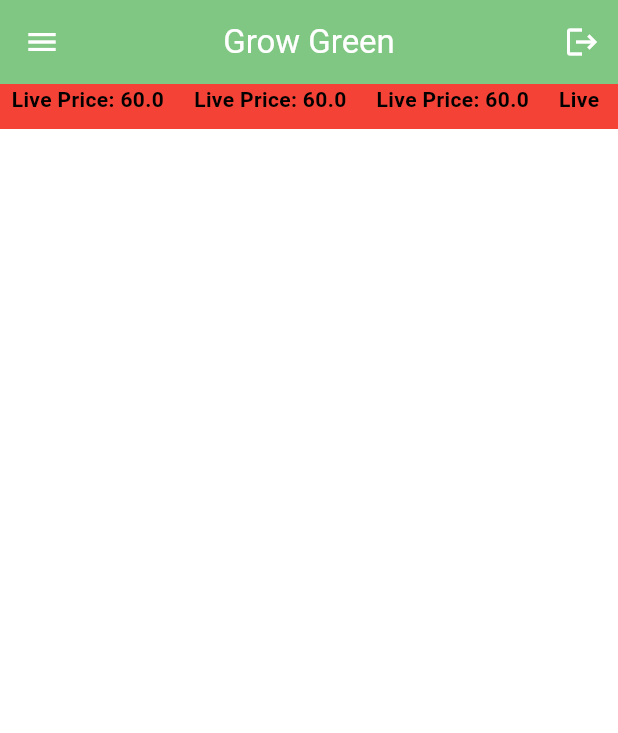
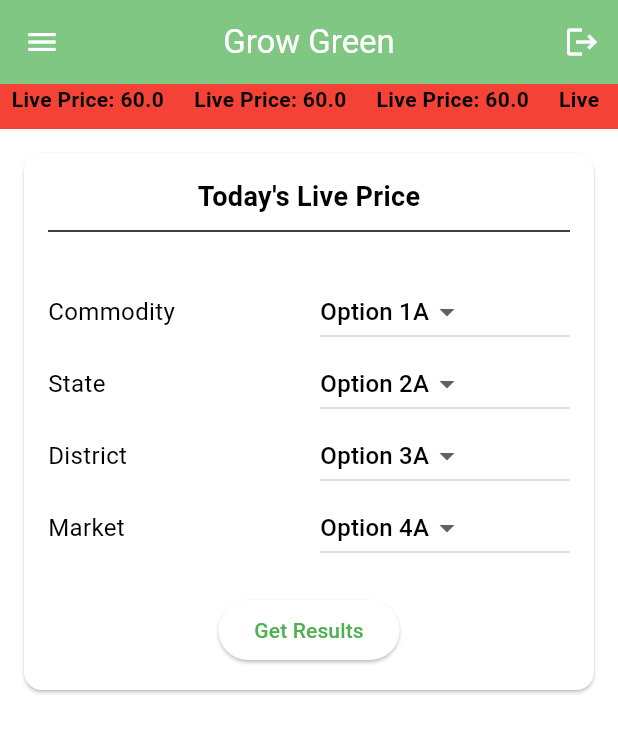
Before and after one commit to Shivansh722/Jai-Kisan, a Flutter app: the screen it shows once a user with an empty profile is signed in, on a phone screen of 412 x 824 dp. Shown: the top 733 px of the screen. Run offline on Flutter 3.47's test engine with Material 3 defaults, Android fonts, the phone set to English and light mode, and no system bars; our stand-ins replace firebase_auth, firebase_core; missing offline and left inert: fading_edge_scrollview; accounts and stored records are empty.

Commit message:
Added HomePage Card

```diff
--- /dev/null
+++ b/lib/components/homepage_card.dart
@@ -0,0 +1,119 @@
+import 'package:flutter/material.dart';
+
+class CardWidget extends StatefulWidget {
+  const CardWidget({super.key, required this.onGetResults});
+  final Function(List<String>) onGetResults;
+
+  @override
+  State<CardWidget> createState() => _CardWidgetState();
+}
+
+class _CardWidgetState extends State<CardWidget> {
+  // Add variables to store selected values from dropdown menus
+  String selectedOption1 = "Option 1A";
+  String selectedOption2 = "Option 2A";
+  String selectedOption3 = "Option 3A";
+  String selectedOption4 = "Option 4A";
+
+  // Define options for each dropdown
+  List<String> options1 = ["Option 1A", "Option 1B", "Option 1C"];
+  List<String> options2 = ["Option 2A", "Option 2B", "Option 2C"];
+  List<String> options3 = ["Option 3A", "Option 3B", "Option 3C"];
+  List<String> options4 = ["Option 4A", "Option 4B", "Option 4C"];
+
+  @override
+  Widget build(BuildContext context) {
+    return Card(
+      margin: const EdgeInsets.all(16.0),
+      child: Padding(
+        padding: const EdgeInsets.all(16.0),
+        child: Column(
+          crossAxisAlignment: CrossAxisAlignment.center,
+          children: [
+            const Text(
+              "Today's Live Price",
+              style: TextStyle(
+                fontSize: 18.0,
+                fontWeight: FontWeight.bold,
+              ),
+            ),
+            const Divider(height: 20.0, color: Colors.black),
+            const SizedBox(height: 20.0),
+            Column(
+              mainAxisAlignment: MainAxisAlignment.center,
+              children: [
+                buildDropdown("Commodity", options1, selectedOption1),
+                buildDropdown("State", options2, selectedOption2),
+                buildDropdown("District", options3, selectedOption3),
+                buildDropdown("Market", options4, selectedOption4),
+              ],
+            ),
+            const SizedBox(height: 20.0),
+            ElevatedButton(
+              onPressed: () {
+                List<String> selectedValues = [
+                  selectedOption1,
+                  selectedOption2,
+                  selectedOption3,
+                  selectedOption4,
+                ];
+
+                widget.onGetResults(selectedValues);
+              },
+              child: const Text('Get Results'),
+            ),
+          ],
+        ),
+      ),
+    );
+  }
+
+  Widget buildDropdown(
+      String label, List<String> options, String selectedValue) {
+    return Row(
+      mainAxisAlignment: MainAxisAlignment.center,
+      children: [
+        Expanded(
+          flex: 2,
+          child: Text(
+            label,
+            style: const TextStyle(fontSize: 16.0),
+          ),
+        ),
+        const SizedBox(width: 15.0), // Adjust the spacing as needed
+        Expanded(
+          flex: 2, // Adjust the flex values based on your preference
+          child: DropdownButton<String>(
+            value: selectedValue,
+            onChanged: (newValue) {
+              setState(() {
+                switch (label) {
+                  case "Option 1":
+                    selectedOption1 = newValue!;
+                    break;
+                  case "Option 2":
+                    selectedOption2 = newValue!;
+                    break;
+                  case "Option 3":
+                    selectedOption3 = newValue!;
+                    break;
+                  case "Option 4":
+                    selectedOption4 = newValue!;
+                    break;
+                }
+              });
+            },
+            items: options
+                .map<DropdownMenuItem<String>>(
+                  (String value) => DropdownMenuItem<String>(
+                    value: value,
+                    child: Text(value),
+                  ),
+                )
+                .toList(),
+          ),
+        ),
+      ],
+    );
+  }
+}
--- a/lib/main.dart
+++ b/lib/main.dart
@@ -12,13 +12,14 @@ void main() async {
 }
 
 class MyApp extends StatelessWidget {
-  const MyApp({Key? key});
+  const MyApp({super.key});
 
   // This widget is the root of your application.
   @override
   Widget build(BuildContext context) {
     return MaterialApp(
-      home: SplashPage(),
+      debugShowCheckedModeBanner: false,
+      home: const SplashPage(),
       theme: lightMode,
     );
   }
--- a/lib/pages/home_page.dart
+++ b/lib/pages/home_page.dart
@@ -1,11 +1,23 @@
 import 'package:flutter/material.dart';
+import 'package:vishnu/components/homePage_card.dart';
 import 'package:vishnu/components/my_drawer.dart';
 import 'package:vishnu/authentication/auth_service.dart';
 import 'package:vishnu/components/live_bar.dart'; // Replace with the actual path to your LiveRunningBar widget
+import 'package:vishnu/pages/result_page.dart';
 
-class HomePage extends StatelessWidget {
-  const HomePage({Key? key});
+class HomePage extends StatefulWidget {
+  const HomePage({super.key});
 
+  @override
+  State<HomePage> createState() => _HomePageState();
+}
+
+class _HomePageState extends State<HomePage> {
+
+  String option1 = "Option 1";
+  String option2 = "Option 2";
+  String option3 = "Option 3";
+  String option4 = "Option 4";
   //logout function
   void logout() {
     //implement logout here
@@ -31,16 +43,25 @@ class HomePage extends StatelessWidget {
         crossAxisAlignment: CrossAxisAlignment.start,
         children: [
           // Your other widgets
-
           Container(
             height: 30, // Adjust the height as needed
             color: Colors.green.shade300,
-            child: LiveRunningBar(price: 60,), // Replace with the actual instantiation of your LiveRunningBar
+            child: const LiveRunningBar(price: 60,), // Replace with the actual instantiation of your LiveRunningBar
           ),
+          Center(
+            child: CardWidget(
+              onGetResults: (selectedValues) {
+                Navigator.push(
+                  context,
+                  MaterialPageRoute(
+                    builder: (context) => ResultPage(selectedValues: selectedValues),
+                  ),
+                );
+              },
+            ),
+          )
         ],
       ),
     );
   }
-
-
 }
```
Also changed, not shown: lib/pages/result_page.dart (added, +36 -0 lines).
